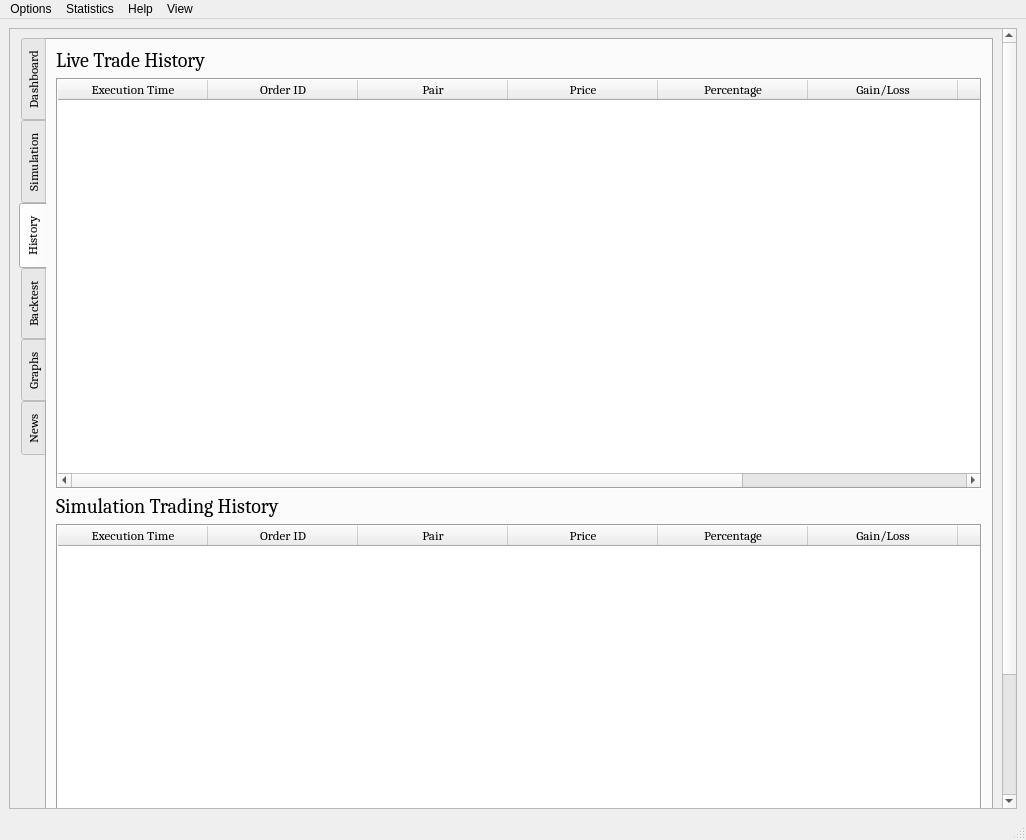
First picture: the form in UI/algobot.ui, repository ZENALC/algobot, before the edit.
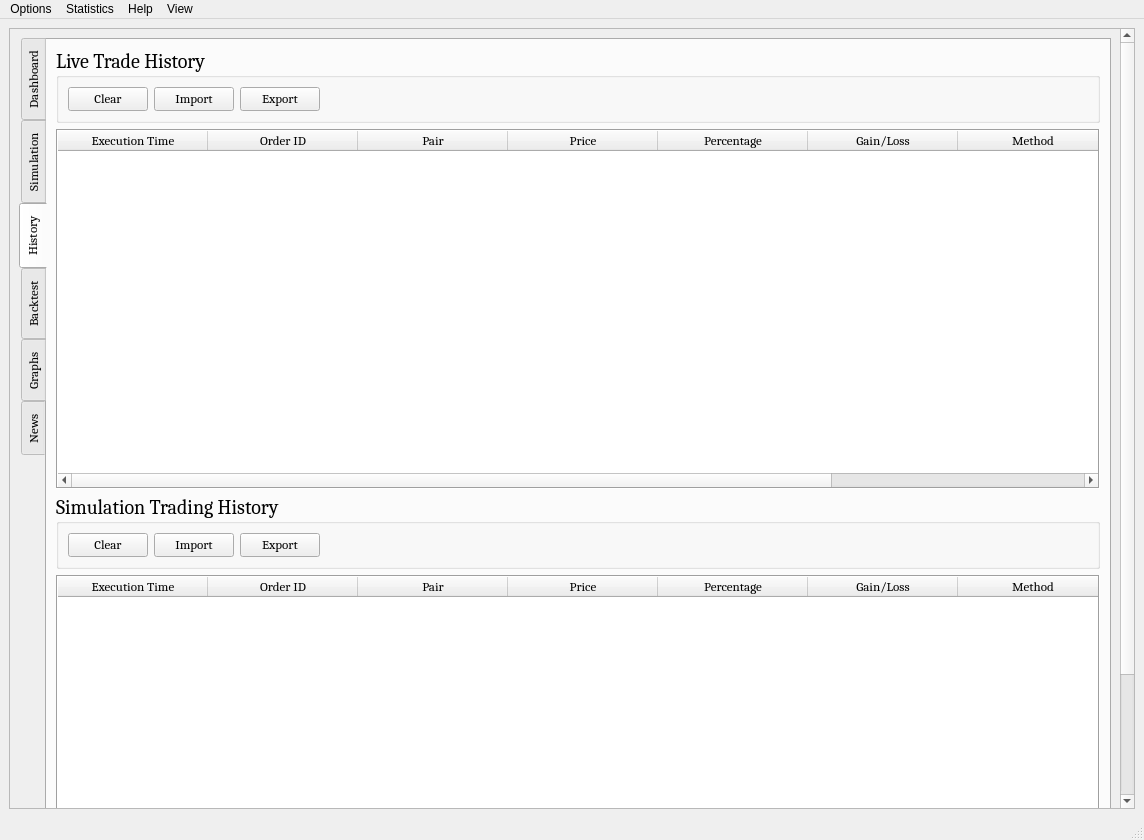
Second picture: the form after the edit. Icons and pictures are not drawn. Custom widgets are drawn as their Qt base class.

Commit message: added ability to export and import historical trades

Patch:
```diff
--- a/UI/algobot.ui
+++ b/UI/algobot.ui
@@ -6,7 +6,7 @@
    <rect>
     <x>0</x>
     <y>0</y>
-    <width>1026</width>
+    <width>1144</width>
     <height>840</height>
    </rect>
   </property>
@@ -45,8 +45,8 @@
        <property name="geometry">
         <rect>
          <x>0</x>
-         <y>-89</y>
-         <width>989</width>
+         <y>0</y>
+         <width>1107</width>
          <height>868</height>
         </rect>
        </property>
@@ -1078,7 +1078,7 @@
            </attribute>
            <layout class="QGridLayout" name="gridLayout_4">
             <item row="0" column="0">
-             <widget class="QLabel" name="tradeHistoryLabel">
+             <widget class="QGroupBox" name="liveHistoryGroup">
               <property name="sizePolicy">
                <sizepolicy hsizetype="Preferred" vsizetype="Fixed">
                 <horstretch>0</horstretch>
@@ -1090,105 +1090,76 @@
                 <pointsize>15</pointsize>
                </font>
               </property>
-              <property name="text">
+              <property name="title">
                <string>Live Trade History</string>
               </property>
-             </widget>
-            </item>
-            <item row="1" column="0">
-             <widget class="QTableWidget" name="historyTable">
-              <property name="sizePolicy">
-               <sizepolicy hsizetype="Preferred" vsizetype="Preferred">
-                <horstretch>0</horstretch>
-                <verstretch>0</verstretch>
-               </sizepolicy>
-              </property>
-              <property name="frameShape">
-               <enum>QFrame::Box</enum>
-              </property>
-              <property name="frameShadow">
-               <enum>QFrame::Sunken</enum>
-              </property>
-              <property name="editTriggers">
-               <set>QAbstractItemView::NoEditTriggers</set>
-              </property>
-              <property name="showGrid">
-               <bool>true</bool>
-              </property>
-              <property name="gridStyle">
-               <enum>Qt::SolidLine</enum>
-              </property>
-              <property name="sortingEnabled">
-               <bool>true</bool>
-              </property>
-              <property name="wordWrap">
-               <bool>true</bool>
-              </property>
-              <attribute name="horizontalHeaderCascadingSectionResizes">
-               <bool>true</bool>
-              </attribute>
-              <attribute name="horizontalHeaderDefaultSectionSize">
-               <number>150</number>
-              </attribute>
-              <attribute name="horizontalHeaderStretchLastSection">
-               <bool>true</bool>
-              </attribute>
-              <attribute name="verticalHeaderVisible">
-               <bool>false</bool>
-              </attribute>
-              <attribute name="verticalHeaderCascadingSectionResizes">
-               <bool>false</bool>
-              </attribute>
-              <attribute name="verticalHeaderDefaultSectionSize">
-               <number>30</number>
-              </attribute>
-              <attribute name="verticalHeaderStretchLastSection">
-               <bool>false</bool>
-              </attribute>
-              <column>
-               <property name="text">
-                <string>Execution Time</string>
-               </property>
-              </column>
-              <column>
-               <property name="text">
-                <string>Order ID</string>
-               </property>
-              </column>
-              <column>
-               <property name="text">
-                <string>Pair</string>
-               </property>
-              </column>
-              <column>
-               <property name="text">
-                <string>Price</string>
-               </property>
-              </column>
-              <column>
-               <property name="text">
-                <string>Percentage</string>
-               </property>
-              </column>
-              <column>
-               <property name="text">
-                <string>Gain/Loss</string>
-               </property>
-              </column>
-              <column>
-               <property name="text">
-                <string>Method</string>
-               </property>
-              </column>
-              <column>
-               <property name="text">
-                <string>Action</string>
-               </property>
-              </column>
+              <layout class="QHBoxLayout" name="horizontalLayout">
+               <item>
+                <widget class="QPushButton" name="clearLiveTradesButton">
+                 <property name="font">
+                  <font>
+                   <pointsize>10</pointsize>
+                  </font>
+                 </property>
+                 <property name="text">
+                  <string>Clear</string>
+                 </property>
+                </widget>
+               </item>
+               <item>
+                <widget class="QPushButton" name="importLiveTradesButton">
+                 <property name="font">
+                  <font>
+                   <pointsize>10</pointsize>
+                  </font>
+                 </property>
+                 <property name="text">
+                  <string>Import</string>
+                 </property>
+                </widget>
+               </item>
+               <item>
+                <widget class="QPushButton" name="exportLiveTradesButton">
+                 <property name="font">
+                  <font>
+                   <pointsize>10</pointsize>
+                  </font>
+                 </property>
+                 <property name="text">
+                  <string>Export</string>
+                 </property>
+                </widget>
+               </item>
+               <item>
+                <widget class="QLabel" name="liveTradesHistoryLabel">
+                 <property name="font">
+                  <font>
+                   <pointsize>10</pointsize>
+                  </font>
+                 </property>
+                 <property name="text">
+                  <string/>
+                 </property>
+                </widget>
+               </item>
+               <item>
+                <spacer name="liveTradesHorizontalSpacer">
+                 <property name="orientation">
+                  <enum>Qt::Horizontal</enum>
+                 </property>
+                 <property name="sizeHint" stdset="0">
+                  <size>
+                   <width>771</width>
+                   <height>20</height>
+                  </size>
+                 </property>
+                </spacer>
+               </item>
+              </layout>
              </widget>
             </item>
             <item row="2" column="0">
-             <widget class="QLabel" name="simulationTradeHistoryLabel">
+             <widget class="QGroupBox" name="simulationHistoryGroup">
               <property name="sizePolicy">
                <sizepolicy hsizetype="Preferred" vsizetype="Fixed">
                 <horstretch>0</horstretch>
@@ -1200,9 +1171,164 @@
                 <pointsize>15</pointsize>
                </font>
               </property>
-              <property name="text">
+              <property name="title">
                <string>Simulation Trading History</string>
               </property>
+              <layout class="QHBoxLayout" name="horizontalLayout_2">
+               <item>
+                <widget class="QPushButton" name="clearSimulationTradesButton">
+                 <property name="font">
+                  <font>
+                   <pointsize>10</pointsize>
+                  </font>
+                 </property>
+                 <property name="text">
+                  <string>Clear</string>
+                 </property>
+                </widget>
+               </item>
+               <item>
+                <widget class="QPushButton" name="importSimulationTradesButton">
+                 <property name="font">
+                  <font>
+                   <pointsize>10</pointsize>
+                  </font>
+                 </property>
+                 <property name="text">
+                  <string>Import</string>
+                 </property>
+                </widget>
+               </item>
+               <item>
+                <widget class="QPushButton" name="exportSimulationTradesButton">
+                 <property name="font">
+                  <font>
+                   <pointsize>10</pointsize>
+                  </font>
+                 </property>
+                 <property name="text">
+                  <string>Export</string>
+                 </property>
+                </widget>
+               </item>
+               <item>
+                <widget class="QLabel" name="simulationTradesHistoryLabel">
+                 <property name="font">
+                  <font>
+                   <pointsize>10</pointsize>
+                  </font>
+                 </property>
+                 <property name="text">
+                  <string/>
+                 </property>
+                </widget>
+               </item>
+               <item>
+                <spacer name="simulationTradesHorizontalSpacer">
+                 <property name="orientation">
+                  <enum>Qt::Horizontal</enum>
+                 </property>
+                 <property name="sizeHint" stdset="0">
+                  <size>
+                   <width>771</width>
+                   <height>20</height>
+                  </size>
+                 </property>
+                </spacer>
+               </item>
+              </layout>
+             </widget>
+            </item>
+            <item row="1" column="0">
+             <widget class="QTableWidget" name="historyTable">
+              <property name="sizePolicy">
+               <sizepolicy hsizetype="Preferred" vsizetype="Preferred">
+                <horstretch>0</horstretch>
+                <verstretch>0</verstretch>
+               </sizepolicy>
+              </property>
+              <property name="frameShape">
+               <enum>QFrame::Box</enum>
+              </property>
+              <property name="frameShadow">
+               <enum>QFrame::Sunken</enum>
+              </property>
+              <property name="editTriggers">
+               <set>QAbstractItemView::NoEditTriggers</set>
+              </property>
+              <property name="showGrid">
+               <bool>true</bool>
+              </property>
+              <property name="gridStyle">
+               <enum>Qt::SolidLine</enum>
+              </property>
+              <property name="sortingEnabled">
+               <bool>true</bool>
+              </property>
+              <property name="wordWrap">
+               <bool>true</bool>
+              </property>
+              <attribute name="horizontalHeaderCascadingSectionResizes">
+               <bool>true</bool>
+              </attribute>
+              <attribute name="horizontalHeaderDefaultSectionSize">
+               <number>150</number>
+              </attribute>
+              <attribute name="horizontalHeaderStretchLastSection">
+               <bool>true</bool>
+              </attribute>
+              <attribute name="verticalHeaderVisible">
+               <bool>false</bool>
+              </attribute>
+              <attribute name="verticalHeaderCascadingSectionResizes">
+               <bool>false</bool>
+              </attribute>
+              <attribute name="verticalHeaderDefaultSectionSize">
+               <number>30</number>
+              </attribute>
+              <attribute name="verticalHeaderStretchLastSection">
+               <bool>false</bool>
+              </attribute>
+              <column>
+               <property name="text">
+                <string>Execution Time</string>
+               </property>
+              </column>
+              <column>
+               <property name="text">
+                <string>Order ID</string>
+               </property>
+              </column>
+              <column>
+               <property name="text">
+                <string>Pair</string>
+               </property>
+              </column>
+              <column>
+               <property name="text">
+                <string>Price</string>
+               </property>
+              </column>
+              <column>
+               <property name="text">
+                <string>Percentage</string>
+               </property>
+              </column>
+              <column>
+               <property name="text">
+                <string>Gain/Loss</string>
+               </property>
+              </column>
+              <column>
+               <property name="text">
+                <string>Method</string>
+               </property>
+              </column>
+              <column>
+               <property name="text">
+                <string>Action</string>
+               </property>
+              </column>
              </widget>
             </item>
             <item row="3" column="0">
@@ -1891,7 +2017,7 @@
     <rect>
      <x>0</x>
      <y>0</y>
-     <width>1026</width>
+     <width>1144</width>
      <height>21</height>
     </rect>
    </property>
```
The commit also changes 2 other files.
